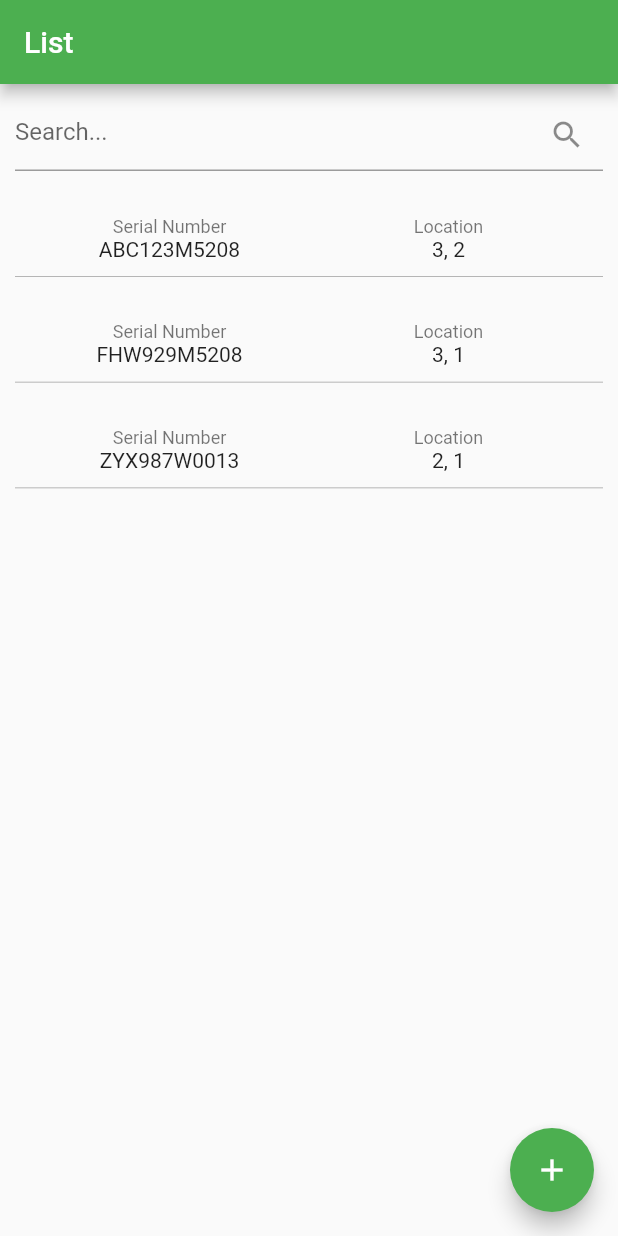
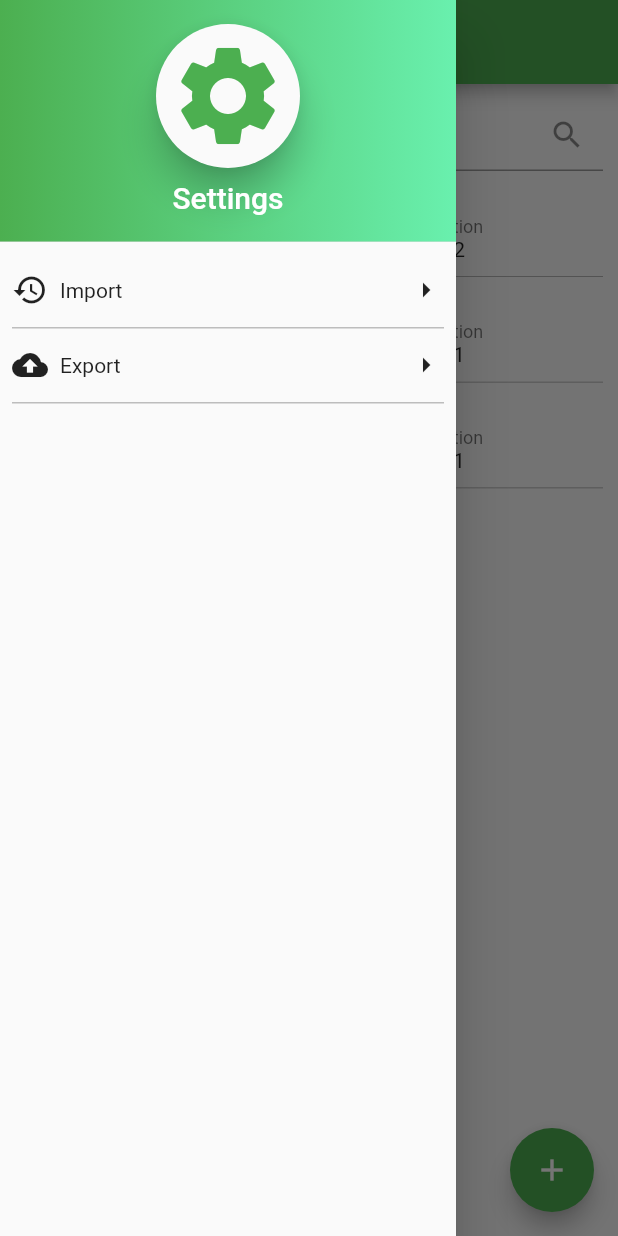
Before and after one commit to johnweland/dollar_bill_tracker, a Flutter app: the screen it shows after launch, with the side drawer open (before the commit the screen has no drawer), on a phone screen of 412 x 824 dp. Run offline on Flutter 3.47's test engine with Material 2 defaults, Android fonts, the phone set to English and light mode, and no system bars; drawn by our look-alikes of flutter_slidable; our stand-ins replace flutter_mobx, mobx.

Commit message:
built app drawer to house settings, such as import/export (#2)
Co-authored-by: John Weland <jweland@icsolutions.com>

```diff
--- a/lib/screen/list_view_screen.dart
+++ b/lib/screen/list_view_screen.dart
@@ -4,6 +4,7 @@ import 'package:mobx/mobx.dart';
 import 'package:flutter_slidable/flutter_slidable.dart';
 
 import 'package:dollar_bill_tracker/model/list_item_model.dart';
+import 'package:dollar_bill_tracker/widget/drawer.dart';
 import 'package:dollar_bill_tracker/widget/searchBar.dart';
 import 'package:dollar_bill_tracker/widget/modalTrigger.dart';
 
@@ -45,6 +46,7 @@ class _ListScreenState extends State<ListScreen> {
       appBar: AppBar(
         title: Text('List'),
       ),
+      drawer: SettingsDrawer(),
       body: Observer(
         builder: (_) => ListView.builder(
           itemBuilder: (context, index) {
--- /dev/null
+++ b/lib/widget/drawer.dart
@@ -0,0 +1,54 @@
+import 'package:flutter/material.dart';
+import 'package:dollar_bill_tracker/widget/drawerOptions.dart';
+
+class SettingsDrawer extends StatelessWidget {
+  @override
+  Widget build(BuildContext context) {
+    return Drawer(
+      child: ListView(
+        children: <Widget>[
+          DrawerHeader(
+            decoration: BoxDecoration(
+              gradient: LinearGradient(
+                colors: <Color>[
+                  Colors.green,
+                  Colors.greenAccent
+                ]
+              )
+            ),
+            child: Container(
+              child: Column(
+                children: <Widget>[
+                  Material(
+                    elevation: 10,
+                    child: Padding(
+                      padding: EdgeInsets.all(8.0),
+                      child: Icon(
+                        Icons.settings,
+                        size: 80,
+                        color: Colors.green,
+                      ),
+                    ),
+                    borderRadius: BorderRadius.all(Radius.circular(50)),
+                  ),
+                  Padding(
+                    padding: EdgeInsets.all(8.0),
+                    child: Text(
+                      'Settings',
+                      style: TextStyle(
+                        color: Colors.white,
+                        fontSize: 20.0,
+                      )
+                    ),
+                  )
+                ],
+              ),
+            ),
+          ),
+          DrawerOptions(Icons.restore, 'Import', ()=> {}),
+          DrawerOptions(Icons.backup, 'Export', ()=> {}),
+        ],
+      ),
+    );
+  }
+}
--- /dev/null
+++ b/lib/widget/drawerOptions.dart
@@ -0,0 +1,41 @@
+import 'package:flutter/material.dart';
+
+class DrawerOptions extends StatelessWidget {
+  IconData icon;
+  String text;
+  Function onTap;
+  DrawerOptions(this.icon, this.text, this.onTap);
+
+  @override
+  Widget build(BuildContext context) {
+    return InkWell(
+      splashColor: Colors.greenAccent,
+      child: Padding(
+        padding: EdgeInsets.fromLTRB(8.0, 0, 8.0, 0),
+        child: Container(
+          decoration: BoxDecoration(
+            border: Border(bottom: BorderSide(color: Colors.grey[400]))
+          ),
+          height:  50.0,
+          child: Row(
+            mainAxisAlignment: MainAxisAlignment.spaceBetween,
+            children: <Widget>[
+              Row(
+                children: <Widget>[
+                  Padding(
+                    padding: EdgeInsets.fromLTRB(0, 0, 8.0, 0),
+                    child: Icon(icon)
+                  ),
+                  Text(text),
+                ],
+              ),
+              Icon(Icons.arrow_right),
+            ],
+          ),
+        ),
+      ),
+      onTap: onTap
+    );
+  }
+
+}
```
